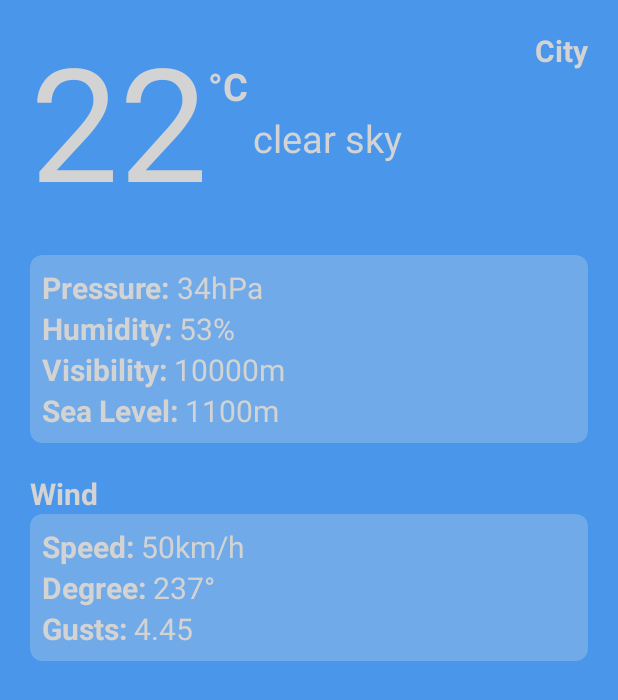
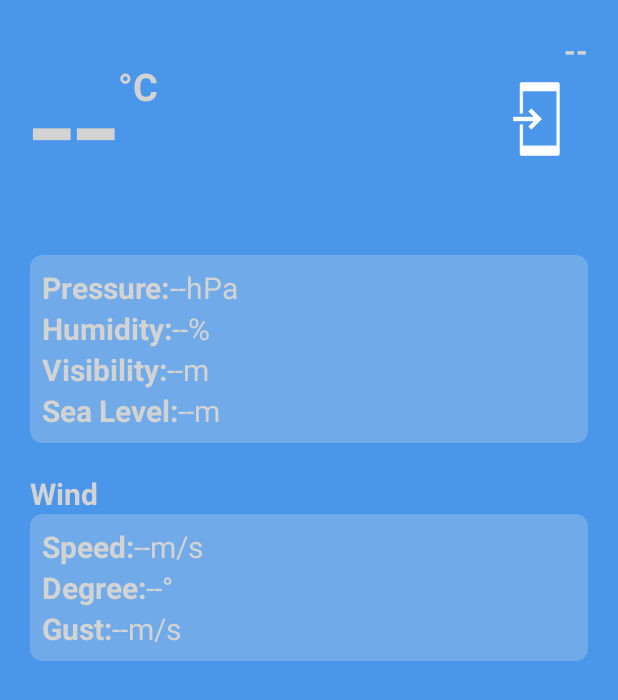
Before and after one commit to abel8ai/weather-app, an Android app: the layout activity_main.xml on its own in the app's theme, with its tools: preview values and no code run, on a phone screen of 412 x 824 dp. Shown: the top 700 px of the screen. Run offline under Robolectric (Android 15) with nearby library versions, the phone set to English and light mode, and no system bars.

Commit message:
correct texts in xml files

```diff
--- a/app/src/main/java/com/zerox/weatherapp/ui/view/MainActivity.kt
+++ b/app/src/main/java/com/zerox/weatherapp/ui/view/MainActivity.kt
@@ -27,7 +27,6 @@ import kotlinx.coroutines.launch
 @AndroidEntryPoint
 class MainActivity : AppCompatActivity() {
     private val weatherViewModel: WeatherViewModel by viewModels()
-    private val WEATHER_API_KEY = "9dbf9e303c0cfbcd910c6a20a5d9b0af"
     private lateinit var weatherData: WeatherResponse
     private lateinit var binding: ActivityMainBinding
 
@@ -59,7 +58,7 @@ class MainActivity : AppCompatActivity() {
     private fun showWeatherData() {
         // show weather conditions and temp
         binding.tvCity.text = weatherData.name
-        binding.tvTemp.text = weatherData.main.temp.toString()
+        binding.tvTemp.text = weatherData.main.temp.toInt().toString()
         val imageUri = weatherViewModel.getIcon(weatherData.weather[0].icon)
         Picasso.get().load(imageUri).into(binding.ivWeatherImage)
 
@@ -160,5 +159,6 @@ class MainActivity : AppCompatActivity() {
     companion object {
         private const val PERMISSIONS_REQUEST_ACCESS_FINE_LOCATION = 1
         private const val KEY_LOCATION = "location"
+        private const val WEATHER_API_KEY = "9dbf9e303c0cfbcd910c6a20a5d9b0af"
     }
 }
--- a/app/src/main/res/layout/activity_main.xml
+++ b/app/src/main/res/layout/activity_main.xml
@@ -14,7 +14,7 @@
         android:layout_height="wrap_content"
         android:layout_marginStart="20dp"
         android:layout_marginTop="10dp"
-        android:text="22"
+        android:text="@string/wait"
         android:textColor="@color/text_grey"
         android:textSize="105sp"
         app:layout_constraintStart_toStartOf="parent"
@@ -47,7 +47,7 @@
                 <TextView
                     android:layout_width="wrap_content"
                     android:layout_height="wrap_content"
-                    android:text="Pressure: "
+                    android:text="@string/pressure"
                     android:textColor="@color/text_grey"
                     android:textSize="20sp"
                     android:textStyle="bold" />
@@ -56,7 +56,13 @@
                     android:id="@+id/tv_pressure"
                     android:layout_width="wrap_content"
                     android:layout_height="wrap_content"
-                    android:text="34hPa"
+                    android:text="@string/wait"
+                    android:textColor="@color/text_grey"
+                    android:textSize="20sp" />
+                <TextView
+                    android:layout_width="wrap_content"
+                    android:layout_height="wrap_content"
+                    android:text="@string/hpa"
                     android:textColor="@color/text_grey"
                     android:textSize="20sp" />
             </LinearLayout>
@@ -70,7 +76,7 @@
                 <TextView
                     android:layout_width="wrap_content"
                     android:layout_height="wrap_content"
-                    android:text="Humidity: "
+                    android:text="@string/humidity"
                     android:textColor="@color/text_grey"
                     android:textSize="20sp"
                     android:textStyle="bold" />
@@ -79,7 +85,13 @@
                     android:id="@+id/tv_humidity"
                     android:layout_width="wrap_content"
                     android:layout_height="wrap_content"
-                    android:text="53%"
+                    android:text="@string/wait"
+                    android:textColor="@color/text_grey"
+                    android:textSize="20sp" />
+                <TextView
+                    android:layout_width="wrap_content"
+                    android:layout_height="wrap_content"
+                    android:text="@string/percent"
                     android:textColor="@color/text_grey"
                     android:textSize="20sp" />
             </LinearLayout>
@@ -93,7 +105,7 @@
                 <TextView
                     android:layout_width="wrap_content"
                     android:layout_height="wrap_content"
-                    android:text="Visibility: "
+                    android:text="@string/visibility"
                     android:textColor="@color/text_grey"
                     android:textSize="20sp"
                     android:textStyle="bold" />
@@ -102,7 +114,13 @@
                     android:id="@+id/tv_visibility"
                     android:layout_width="wrap_content"
                     android:layout_height="wrap_content"
-                    android:text="10000m"
+                    android:text="@string/wait"
+                    android:textColor="@color/text_grey"
+                    android:textSize="20sp" />
+                <TextView
+                    android:layout_width="wrap_content"
+                    android:layout_height="wrap_content"
+                    android:text="@string/meters"
                     android:textColor="@color/text_grey"
                     android:textSize="20sp" />
             </LinearLayout>
@@ -117,7 +135,7 @@
                 <TextView
                     android:layout_width="wrap_content"
                     android:layout_height="wrap_content"
-                    android:text="Sea Level: "
+                    android:text="@string/sea_level"
                     android:textColor="@color/text_grey"
                     android:textSize="20sp"
                     android:textStyle="bold" />
@@ -126,7 +144,13 @@
                     android:id="@+id/tv_sea_level"
                     android:layout_width="wrap_content"
                     android:layout_height="wrap_content"
-                    android:text="1100m"
+                    android:text="@string/wait"
+                    android:textColor="@color/text_grey"
+                    android:textSize="20sp" />
+                <TextView
+                    android:layout_width="wrap_content"
+                    android:layout_height="wrap_content"
+                    android:text="@string/meters"
                     android:textColor="@color/text_grey"
                     android:textSize="20sp" />
             </LinearLayout>
@@ -141,7 +165,7 @@
         android:layout_height="wrap_content"
         app:layout_constraintStart_toStartOf="parent"
         app:layout_constraintTop_toBottomOf="@id/cv_section1"
-        android:text="Wind"
+        android:text="@string/wind"
         android:layout_marginTop="20dp"
         android:layout_marginStart="20dp"
         android:textColor="@color/text_grey"
@@ -177,7 +201,7 @@
                 <TextView
                     android:layout_width="wrap_content"
                     android:layout_height="wrap_content"
-                    android:text="Speed: "
+                    android:text="@string/speed"
                     android:textColor="@color/text_grey"
                     android:textSize="20sp"
                     android:textStyle="bold" />
@@ -186,7 +210,13 @@
                     android:id="@+id/tv_wind_speed"
                     android:layout_width="wrap_content"
                     android:layout_height="wrap_content"
-                    android:text="50km/h"
+                    android:text="@string/wait"
+                    android:textColor="@color/text_grey"
+                    android:textSize="20sp" />
+                <TextView
+                    android:layout_width="wrap_content"
+                    android:layout_height="wrap_content"
+                    android:text="@string/m_s"
                     android:textColor="@color/text_grey"
                     android:textSize="20sp" />
             </LinearLayout>
@@ -200,7 +230,7 @@
                 <TextView
                     android:layout_width="wrap_content"
                     android:layout_height="wrap_content"
-                    android:text="Degree: "
+                    android:text="@string/degree"
                     android:textColor="@color/text_grey"
                     android:textSize="20sp"
                     android:textStyle="bold" />
@@ -209,7 +239,13 @@
                     android:id="@+id/tv_wind_degree"
                     android:layout_width="wrap_content"
                     android:layout_height="wrap_content"
-                    android:text="237°"
+                    android:text="@string/wait"
+                    android:textColor="@color/text_grey"
+                    android:textSize="20sp" />
+                <TextView
+                    android:layout_width="wrap_content"
+                    android:layout_height="wrap_content"
+                    android:text="@string/deg"
                     android:textColor="@color/text_grey"
                     android:textSize="20sp" />
             </LinearLayout>
@@ -224,7 +260,7 @@
                 <TextView
                     android:layout_width="wrap_content"
                     android:layout_height="wrap_content"
-                    android:text="Gusts: "
+                    android:text="@string/gust"
                     android:textColor="@color/text_grey"
                     android:textSize="20sp"
                     android:textStyle="bold" />
@@ -233,9 +269,16 @@
                     android:id="@+id/tv_wind_gusts"
                     android:layout_width="wrap_content"
                     android:layout_height="wrap_content"
-                    android:text="4.45"
+                    android:text="@string/wait"
                     android:textColor="@color/text_grey"
                     android:textSize="20sp" />
+                <TextView
+                    android:layout_width="wrap_content"
+                    android:layout_height="wrap_content"
+                    android:text="@string/m_s"
+                    android:textColor="@color/text_grey"
+                    android:textSize="20sp" />
+
             </LinearLayout>
         </LinearLayout>
 
@@ -247,7 +290,7 @@
         android:layout_width="wrap_content"
         android:layout_height="wrap_content"
         android:layout_marginTop="40dp"
-        android:text="°C"
+        android:text="@string/c_deg"
         android:textColor="@color/text_grey"
         android:textSize="25sp"
         android:textStyle="bold"
@@ -259,7 +302,6 @@
         android:layout_width="wrap_content"
         android:layout_height="wrap_content"
         android:layout_marginStart="30dp"
-        android:text="clear sky"
         android:textColor="@color/text_grey"
         android:textSize="25sp"
         app:layout_constraintStart_toEndOf="@id/tv_temp"
@@ -268,6 +310,7 @@
         android:id="@+id/iv_weather_image"
         android:layout_width="wrap_content"
         android:layout_height="wrap_content"
+        android:background="@drawable/common_full_open_on_phone"
         android:layout_marginEnd="20dp"
         app:layout_constraintEnd_toEndOf="parent"
         app:layout_constraintTop_toBottomOf="@id/tv_city"/>
@@ -277,7 +320,7 @@
         android:layout_width="wrap_content"
         android:layout_height="wrap_content"
         android:layout_margin="20dp"
-        android:text="City"
+        android:text="@string/wait"
         android:textColor="@color/text_grey"
         android:textSize="20sp"
         android:textStyle="bold"
--- a/app/src/main/res/values/strings.xml
+++ b/app/src/main/res/values/strings.xml
@@ -1,3 +1,22 @@
 <resources>
     <string name="app_name">WeatherApp</string>
+    <string name="wait">--</string>
+
+    <!--labels-->
+    <string name="gust">Gust: </string>
+    <string name="pressure">Pressure: </string>
+    <string name="humidity">Humidity: </string>
+    <string name="visibility">Visibility: </string>
+    <string name="sea_level">Sea Level: </string>
+    <string name="wind">Wind</string>
+    <string name="speed">Speed: </string>
+    <string name="degree">Degree: </string>
+
+    <!--units-->
+    <string name="hpa">hPa</string>
+    <string name="percent">%</string>
+    <string name="meters">m</string>
+    <string name="m_s">m/s</string>
+    <string name="deg">°</string>
+    <string name="c_deg">°C</string>
 </resources>
```
